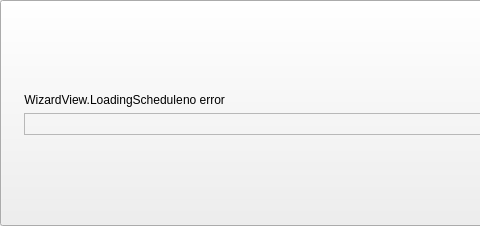
This is src/prism-live-studio/PRISMLiveStudio/prism-ui/widzardView/PLSWizardInfoView.ui in naver/prism-live-studio as Qt 5 draws it before an edit; both pictures show x 0 to 480 and y 0 to 226 of the 866 by 226 pixel window. The edited form follows.
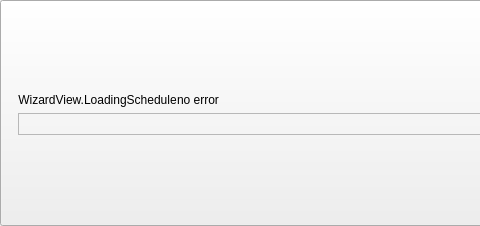
This is the edited form.

```diff
--- a/src/prism-live-studio/PRISMLiveStudio/prism-ui/widzardView/PLSWizardInfoView.ui
+++ b/src/prism-live-studio/PRISMLiveStudio/prism-ui/widzardView/PLSWizardInfoView.ui
@@ -14,6 +14,9 @@
    <string>Frame</string>
   </property>
   <layout class="QHBoxLayout" name="horizontalLayout_2">
+   <property name="spacing">
+    <number>0</number>
+   </property>
    <item>
     <widget class="QLabel" name="iconLabel">
      <property name="sizePolicy">
```
